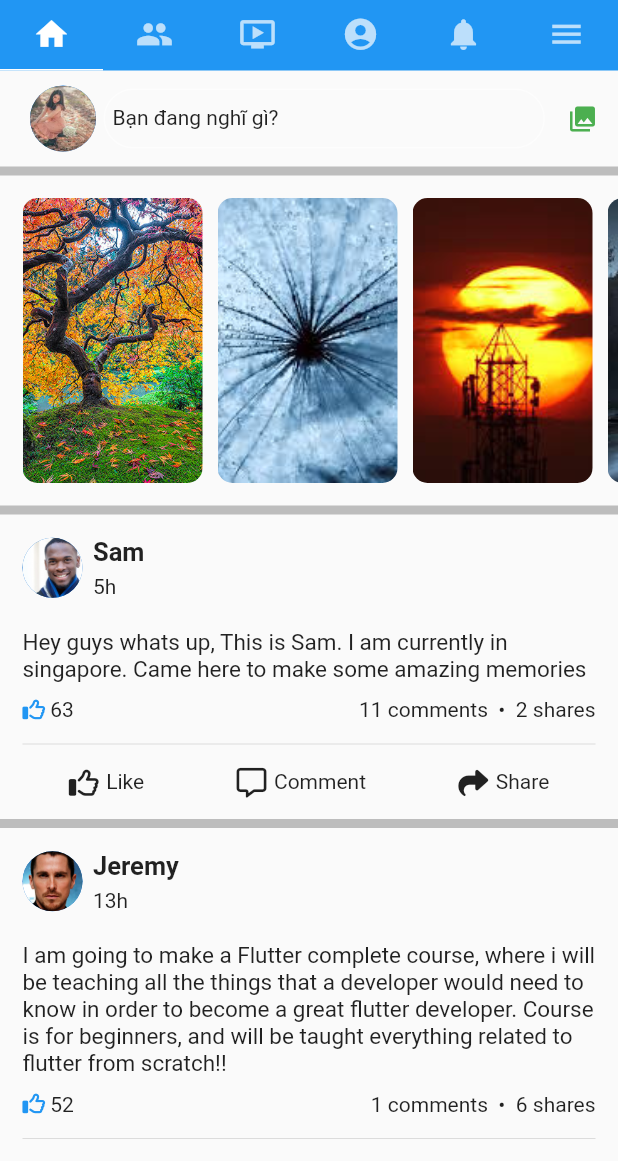
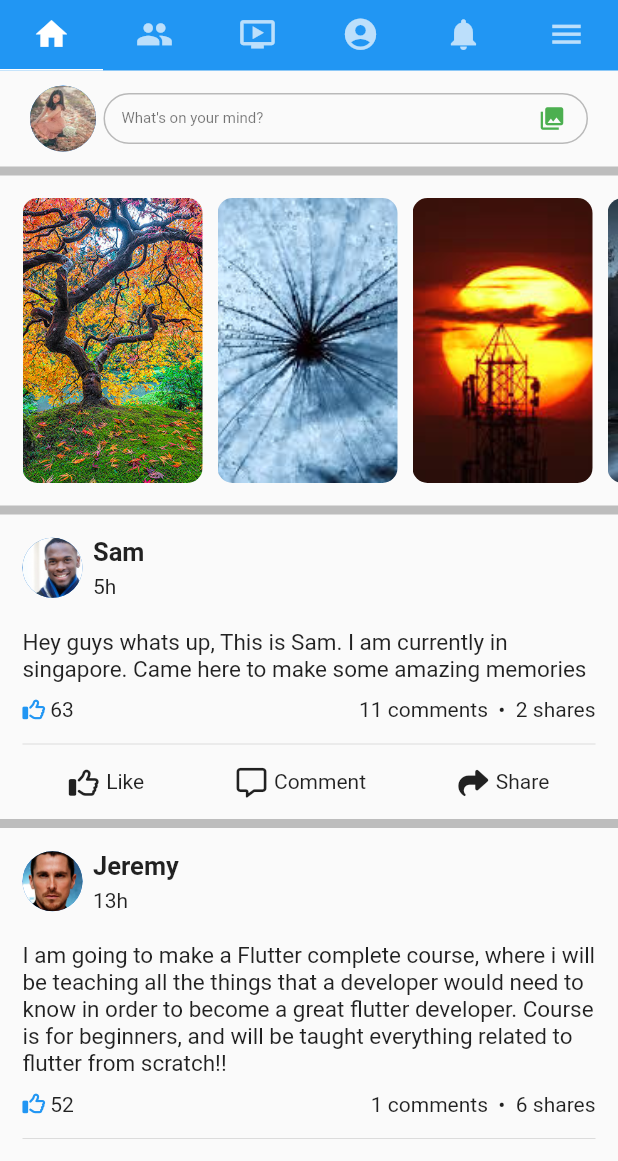
Before and after one commit to Moon-light2602/fb_ui_flutter, a Flutter app: the screen it shows after launch, on a phone screen of 412 x 824 dp, the part 75-1236 px from its top. Run offline on Flutter 3.47's test engine with Material 2 defaults, Android fonts, the phone set to English and light mode, and no system bars; our stand-ins replace font_awesome_flutter; missing offline and left inert: flutter_statusbarcolor_ns.

Commit message:
edit write something widget

```diff
--- a/lib/widgets/write_something_widget.dart
+++ b/lib/widgets/write_something_widget.dart
@@ -10,75 +10,48 @@ class WriteSomethingWidget extends StatelessWidget {
         children: <Widget>[
           Container(
             padding: const EdgeInsets.symmetric(horizontal: 20.0, vertical: 10.0),
-            child: Row(
+            child: const Row(
               mainAxisAlignment: MainAxisAlignment.spaceAround,
               crossAxisAlignment: CrossAxisAlignment.center,
               children: <Widget>[
-                const CircleAvatar(
+                CircleAvatar(
                   radius: 22.0,
                   backgroundImage: AssetImage('assets/story5.jpg'),
                 ),
 
-                const SizedBox(width: 5.0),
+                SizedBox(width: 5.0),
 
-                Container(
-                  padding: const EdgeInsets.symmetric(horizontal: 5.0, vertical: 10.0),
-                  height: 40.0,
-                  width: MediaQuery.of(context).size.width/1.4,
-                  decoration: BoxDecoration(
-                    border: Border.all(
-                      width: 1.0,
-                      color: Colors.white54
+                Expanded(child: SizedBox(height: 34, child: TextField(
+                  style: TextStyle(fontSize: 13),
+                  decoration: InputDecoration(
+                    suffixIcon: Icon(Icons.photo_library, color: Colors.green,
                     ),
-                    borderRadius: BorderRadius.circular(30.0)
+                    isDense: true,
+                    hintText: "What's on your mind?",
+                    hintStyle: TextStyle(color: Colors.black54, fontSize: 10),
+                    focusedBorder: OutlineInputBorder(
+                      borderRadius: BorderRadius.all(Radius.circular(50)),
+                      borderSide: BorderSide(
+                        color: Colors.black26,
+                        style: BorderStyle.solid,
+                        width: 1
+                      ),
+                    ),
+                    enabledBorder: OutlineInputBorder(
+                      borderRadius: BorderRadius.all(Radius.circular(50)),
+                      borderSide: BorderSide(
+                        color: Colors.black26,
+                        style: BorderStyle.solid,
+                        width: 1
+                      ),
+                    ),
                   ),
-                  child: const Text('Bạn đang nghĩ gì?'),
                 ),
-
-                const SizedBox(width: 10.0),
-                Container(
-                  padding: const EdgeInsets.symmetric(horizontal: 5.0, vertical: 10.0),
-                    child: const Icon(Icons.photo_library, size: 20.0, color: Colors.green),
-                )
-
+                ),
+                ),
               ],
             ),
           ),
-
-          // const Divider(),
-
-          // Container(
-          //   margin: const EdgeInsets.symmetric(vertical: 10.0),
-          //   child: Row(
-          //     mainAxisAlignment: MainAxisAlignment.spaceEvenly,
-          //     crossAxisAlignment: CrossAxisAlignment.center,
-          //     children: <Widget>[
-          //       Row(
-          //         children: <Widget>[
-          //           const Icon(Icons.live_tv, size: 20.0, color: Colors.pink,),
-          //           const SizedBox(width: 5.0,),
-          //           Text('Live', style: TextStyle(color: Colors.grey[600], fontWeight: FontWeight.bold, fontSize: 16.0)),
-          //         ],
-          //       ),
-          //       Container(height: 20, child: VerticalDivider(color: Colors.grey[600])),
-          //       Row(
-          //         children: <Widget>[
-          //           const Icon(Icons.photo_library, size: 20.0, color: Colors.green,),
-          //           const SizedBox(width: 5.0),
-          //           Text('Photo', style: TextStyle(color: Colors.grey[600], fontWeight: FontWeight.bold, fontSize: 16.0)),
-          //         ],
-          //       ),
-          //       SizedBox(height: 20, child: VerticalDivider(color: Colors.grey[600])),
-          //       Row(
-          //         children: <Widget>[
-          //           const Icon(Icons.video_call, size: 20.0, color: Colors.purple,),
-          //           const SizedBox(width: 5.0,),
-          //           Text('Room', style: TextStyle(color: Colors.grey[600], fontWeight: FontWeight.bold, fontSize: 16.0)),
-          //         ],
-          //       )
-          //     ],
-          //   ),
-          // )
         ],
       ),
     );
```
